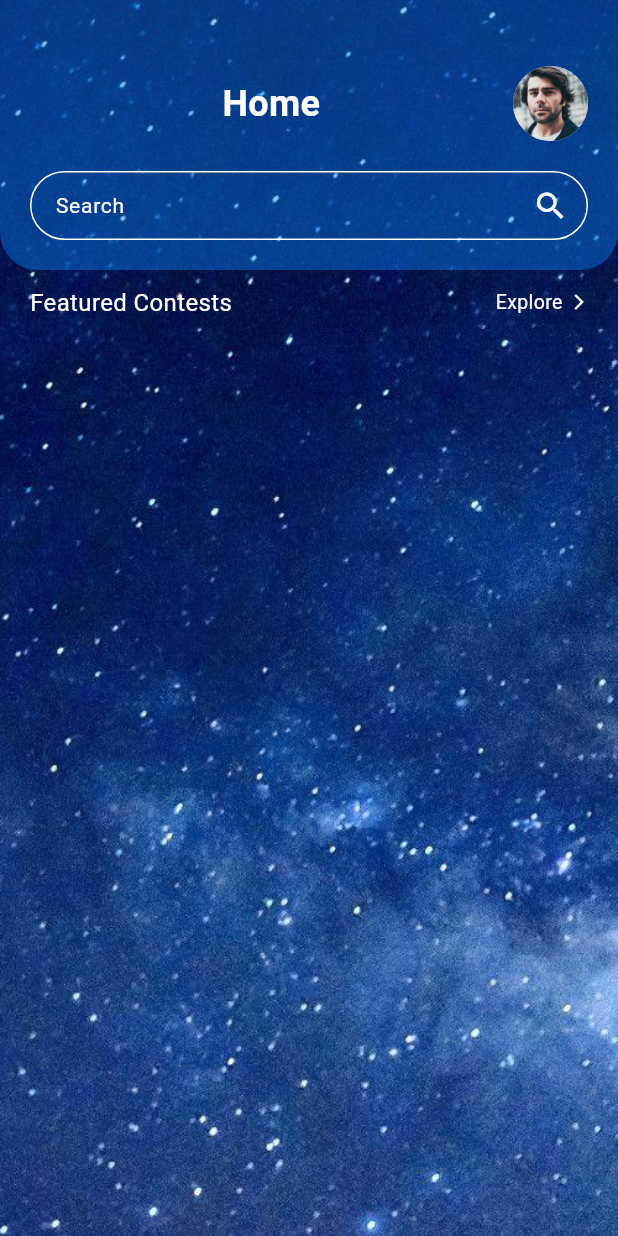
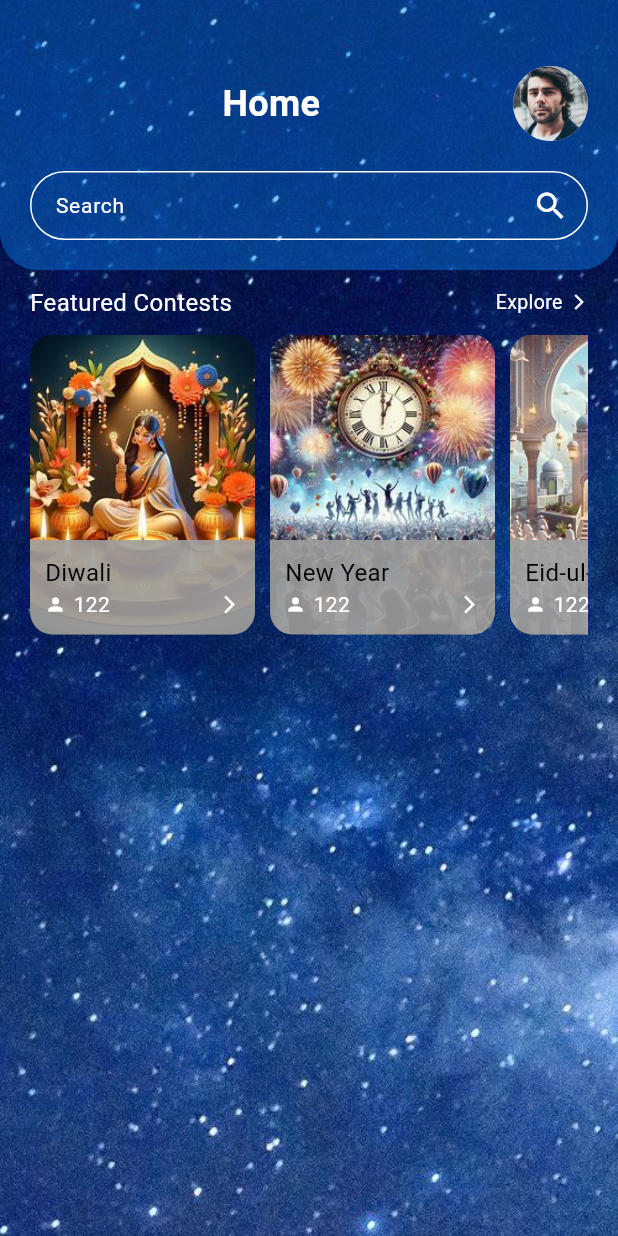
Before and after one commit to AmmaraAkbar123/Mirror-App, a Flutter app: the screen it shows after launch, after a tap on "Login", on a phone screen of 412 x 824 dp. Run offline on Flutter 3.47's test engine with Material 3 defaults, Android fonts, the light colour scheme and no system bars.

Commit message:
event container

```diff
--- a/lib/home_screen.dart
+++ b/lib/home_screen.dart
@@ -14,9 +14,8 @@ class HomeScreen extends StatelessWidget {
           const TextandImageBar(
             title: 'Home',
             image: 'assets/images/boy.png',
-            // icon: Icons.arrow_back_ios_new,
           ),
-          const Positioned(
+          Positioned(
             top: 190,
             left: 20,
             right: 20,
@@ -35,21 +34,83 @@ class HomeScreen extends StatelessWidget {
                           "Explore",
                           style: TextStyle(color: Colors.white, fontSize: 13),
                         ),
-                        SizedBox(
-                          width: 5,
-                        ),
+                        SizedBox(width: 5),
                         Icon(
                           Icons.arrow_forward_ios,
                           size: 12,
                           color: Colors.white,
-                        )
+                        ),
                       ],
                     ),
                   ],
-                )
+                ),
+                SizedBox(height: 10),
+                SingleChildScrollView(
+                  scrollDirection: Axis.horizontal,
+                  child: Row(
+                    children: [
+                      _buildEventCard('assets/images/diwali.jpeg', 'Diwali', '122'),
+                      SizedBox(width: 10),
+                      _buildEventCard('assets/images/new-year.jpeg', 'New Year', '122'),
+                      SizedBox(width: 10),
+                      _buildEventCard('assets/images/eid.jpeg', 'Eid-ul-Fitr', '122'),
+                    ],
+                  ),
+                ),
               ],
             ),
-          )
+          ),
+        ],
+      ),
+    );
+  }
+
+  Widget _buildEventCard(String imagePath, String eventName, String participants) {
+    return Container(
+      width: 150,
+      height: 200,
+      decoration: BoxDecoration(
+        borderRadius: BorderRadius.circular(15),
+        image: DecorationImage(
+          image: AssetImage(imagePath),
+          fit: BoxFit.cover,
+        ),
+      ),
+      child: Column(
+        mainAxisAlignment: MainAxisAlignment.end,
+        children: [
+          Container(
+            width: double.infinity,
+            padding: EdgeInsets.all(10),
+            decoration: BoxDecoration(
+              color: Colors.grey.withOpacity(0.9),
+              borderRadius: BorderRadius.only(
+                bottomLeft: Radius.circular(15),
+                bottomRight: Radius.circular(15),
+              ),
+            ),
+            child: Column(
+              crossAxisAlignment: CrossAxisAlignment.start,
+              children: [
+                Text(
+                  eventName,
+                  style: TextStyle(color: Colors.black, fontSize: 16),
+                ),
+                Row(
+                  children: [
+                    Icon(Icons.person, color: Colors.white, size: 14),
+                    SizedBox(width: 5),
+                    Text(
+                      participants,
+                      style: TextStyle(color: Colors.white, fontSize: 14),
+                    ),
+                    Spacer(),
+                    Icon(Icons.arrow_forward_ios, color: Colors.white, size: 14),
+                  ],
+                ),
+              ],
+            ),
+          ),
         ],
       ),
     );
--- a/lib/login_screen.dart
+++ b/lib/login_screen.dart
@@ -54,7 +54,7 @@ class _LoginScreenState extends State<LoginScreen> {
                       const SizedBox(height: 20),
                       CustomSocialButton(
                         text: 'Login with Google',
-                        imagePath: 'assets/images/google-icon.png',
+                        imagePath: 'assets/icons/google-icon.png',
                         onPressed: () {
                           // Handle Google login
                         },
@@ -62,7 +62,7 @@ class _LoginScreenState extends State<LoginScreen> {
                       const SizedBox(height: 10),
                       CustomSocialButton(
                         text: 'Login with Apple',
-                        imagePath: 'assets/images/apple-icon.png',
+                        imagePath: 'assets/icons/apple-icon.png',
                         onPressed: () {
                           // Handle Apple login
                         },
--- a/lib/signup_screen.dart
+++ b/lib/signup_screen.dart
@@ -68,31 +68,31 @@ class _SignupScreenState extends State<SignupScreen> {
                     if (!_showSignupFields) ...[
                       CustomSocialButton(
                         text: 'Continue with Google',
-                        imagePath: 'assets/images/google-icon.png',
+                        imagePath: 'assets/icons/google-icon.png',
                         onPressed: _showFields,
                       ),
                       const SizedBox(height: 12),
                       CustomSocialButton(
                         text: 'Continue with Apple',
-                        imagePath: 'assets/images/apple-icon.png',
+                        imagePath: 'assets/icons/apple-icon.png',
                         onPressed: _showFields,
                       ),
                       const SizedBox(height: 12),
                       CustomSocialButton(
                         text: 'Continue with Email',
-                        imagePath: 'assets/images/email-icon.png',
+                        imagePath: 'assets/icons/email-icon.png',
                         onPressed: _showFields,
                       ),
                       const SizedBox(height: 12),
                       CustomSocialButton(
                         text: 'Continue with Twitter',
-                        imagePath: 'assets/images/x-icon.png',
+                        imagePath: 'assets/icons/x-icon.png',
                         onPressed: _showFields,
                       ),
                       const SizedBox(height: 12),
                       CustomSocialButton(
                         text: 'Continue with Facebook',
-                        imagePath: 'assets/images/fb-icon.png',
+                        imagePath: 'assets/icons/fb-icon.png',
                         onPressed: _showFields,
                       ),
                       const SizedBox(height: 12),
--- a/pubspec.yaml
+++ b/pubspec.yaml
@@ -61,6 +61,8 @@ flutter:
   # To add assets to your application, add an assets section, like this:
   assets:
     - assets/images/
+    - assets/icons/
+
 
   # An image asset can refer to one or more resolution-specific "variants", see
   # https://flutter.dev/assets-and-images/#resolution-aware
```
Also changed, not shown: assets/icons/apple-icon.png (renamed from assets/images/apple-icon.png), assets/icons/email-icon.png (renamed from assets/images/email-icon.png), assets/icons/fb-icon.png (renamed from assets/images/fb-icon.png), assets/icons/google-icon.png (renamed from assets/images/google-icon.png), assets/icons/x-icon.png (renamed from assets/images/x-icon.png), assets/images/diwali.jpeg (added), assets/images/eid.jpeg (added), assets/images/new-year.jpeg (added).
